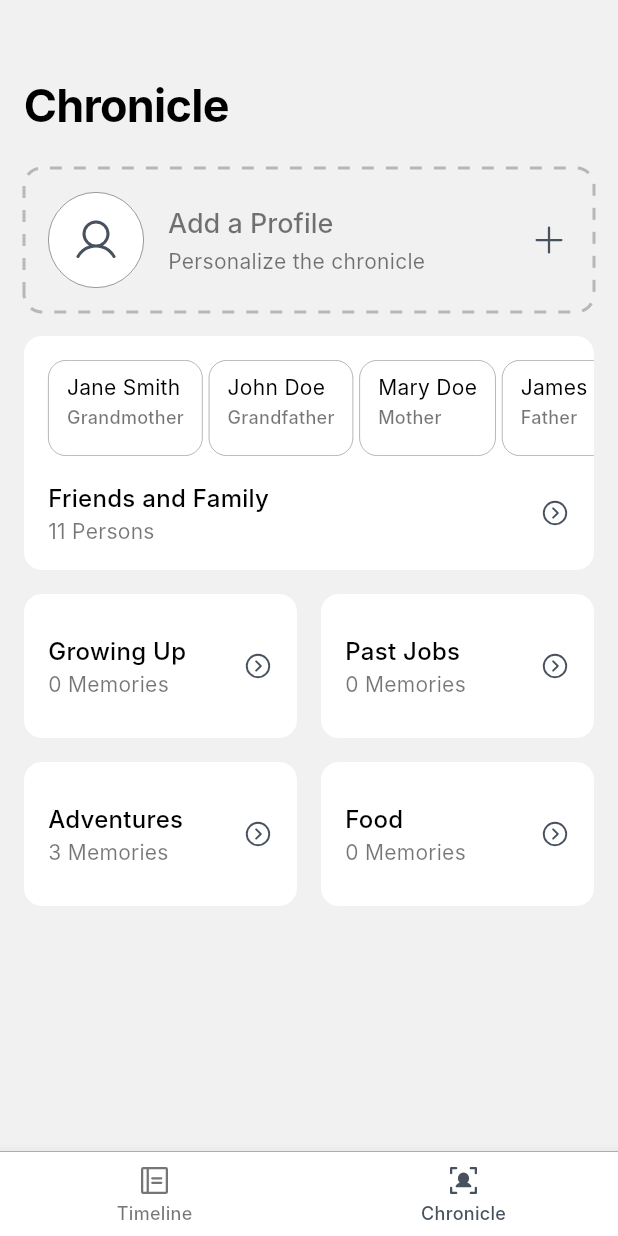
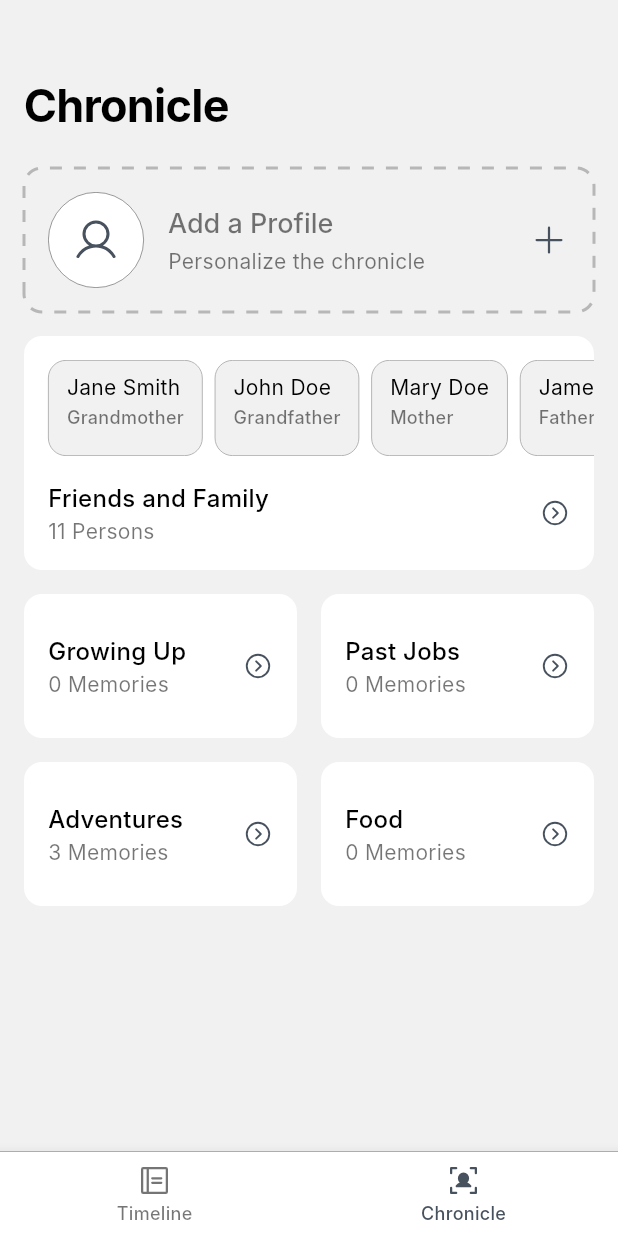
Before and after one commit to LukPle/story_cube_app, a Flutter app: the screen it shows after launch, item 2 of the bottom bar chosen, on a phone screen of 412 x 824 dp. Run offline on Flutter 3.47's test engine with Material 3 defaults, Android fonts, the phone set to English and light mode, and no system bars; our stand-ins replace equatable, firebase_core, firebase_storage, flutter_bloc, image_picker, just_audio and 2 more; accounts and stored records are empty; generated files the repository leaves out were written again; Roboto replaces fonts that are missing (Inter).

Commit message:
Updated person card and adjusted quotes on memory details page

```diff
--- a/lib/ui/widgets/chronicle/friends_family_section.dart
+++ b/lib/ui/widgets/chronicle/friends_family_section.dart
@@ -49,9 +49,12 @@ class FriendsFamilySection extends StatelessWidget {
                     left: index == 0 ? AppSizes.size_16 : 0,
                     right: index == persons.length - 1 ? AppSizes.size_16 : 0,
                   ),
-                  child: PersonCard(person: persons[index]),
+                  child: PersonCard(
+                    person: persons[index],
+                    backgroundColor: ThemedColor.backgroundColor(context),
+                  ),
                 ),
-                separatorBuilder: (context, index) => const SizedBox(width: AppSizes.size_4),
+                separatorBuilder: (context, index) => const SizedBox(width: AppSizes.size_8),
               ),
             ),
             const SizedBox(height: AppSizes.size_16),
--- a/lib/ui/widgets/person_card.dart
+++ b/lib/ui/widgets/person_card.dart
@@ -10,15 +10,19 @@ class PersonCard extends StatelessWidget {
   const PersonCard({
     super.key,
     required this.person,
+    this.backgroundColor,
   });
 
   final PersonModel person;
+  final Color? backgroundColor;
 
   @override
   Widget build(BuildContext context) {
+    final Color backgroundColor = this.backgroundColor ?? ThemedColor.cardColor(context);
+
     return Container(
       decoration: BoxDecoration(
-          color: ThemedColor.cardColor(context),
+          color: backgroundColor,
           borderRadius: BorderRadius.circular(AppRadiusSizes.medium),
           border: Border.all(width: 0.5, color: Colors.grey)),
       padding: const EdgeInsets.symmetric(
```
Also changed, not shown: lib/ui/pages/memory_details_page.dart (+8 -10 lines).
